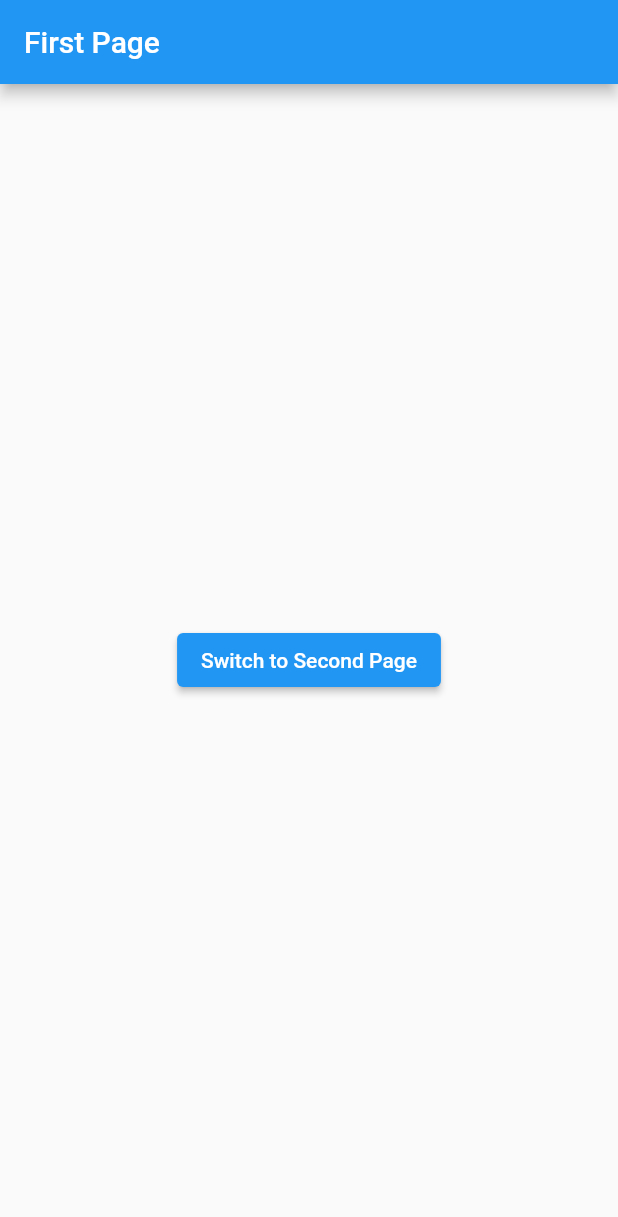
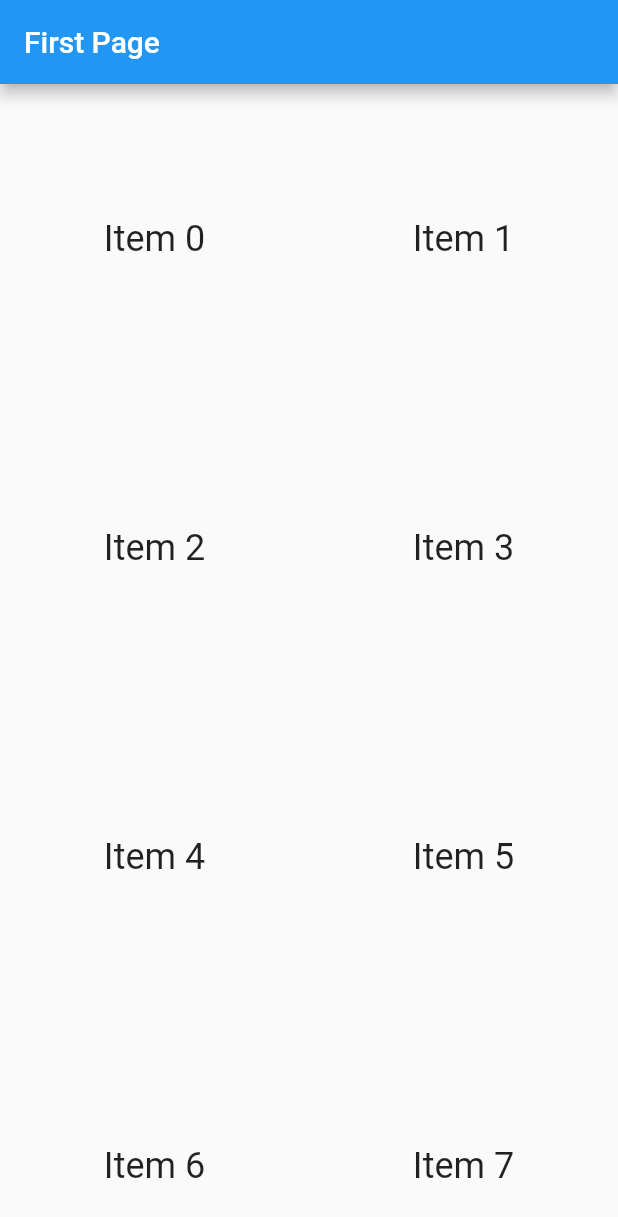
Before and after one commit to CKitisak/learn_flutter, a Flutter app: the screen it shows after launch, on a phone screen of 412 x 824 dp. Shown: the top 1217 px of the screen. Run offline on Flutter 3.47's test engine with Material 2 defaults, Android fonts, the phone set to English and light mode, and no system bars.

Commit message:
orientation

```diff
--- a/lib/main.dart
+++ b/lib/main.dart
@@ -1,6 +1,4 @@
 import 'package:flutter/material.dart';
-import 'pages/first-page.dart';
-import 'pages/second-page.dart';
 
 void main() {
   runApp(MyApp());
@@ -29,16 +27,36 @@ class MyApp extends StatelessWidget {
         visualDensity: VisualDensity.adaptivePlatformDensity,
       ),
       // When using initialRoute, don’t define a home property.
-      // home: FirstPage(),
-      // Start the app with the "/" named route. In this case, the app starts
-      // on the FirstScreen widget.
-      initialRoute: '/',
-      routes: <String, WidgetBuilder>{
-        // When navigating to the "/" route, build the FirstPage widget.
-        '/': (BuildContext context) => FirstPage(),
-        // When navigating to the "/second" route, build the SecondPage widget.
-        '/second': (BuildContext context) => SecondPage(),
-      },
+      home: HomePage(),
     );
   }
 }
+
+class HomePage extends StatelessWidget {
+  @override
+  Widget build(BuildContext context) {
+    return Scaffold(
+      appBar: AppBar(
+        title: Text('First Page'),
+      ),
+      body: OrientationBuilder(
+        builder: (context, orientation) {
+          return GridView.count(
+            // Create a grid with 2 columns in portrait mode,
+            // or 4 columns in landscape mode.
+            crossAxisCount: orientation == Orientation.portrait ? 2 : 4,
+            // Generate 100 widgets that display their index in the List.
+            children: List.generate(100, (index) {
+              return Center(
+                child: Text(
+                  'Item $index',
+                  style: Theme.of(context).textTheme.headline5,
+                ),
+              );
+            }),
+          );
+        },
+      ),
+    );
+  }
+}
--- a/lib/pages/first-page.dart
+++ /dev/null
@@ -1,29 +0,0 @@
-import 'package:flutter/material.dart';
-import 'second-page.dart';
-
-class FirstPage extends StatelessWidget {
-  @override
-  Widget build(BuildContext context) {
-    return Scaffold(
-      appBar: AppBar(
-        title: Text('First Page'),
-      ),
-      body: Center(
-        child: ElevatedButton(
-          child: Text('Switch to Second Page'),
-          onPressed: () {
-            // Navigate to the Second page
-            // adds a Route to the stack
-            // Navigator.push(
-            //   context,
-            //   MaterialPageRoute(builder: (context) => SecondPage()),
-            // );
-
-            // Navigate to the second screen using a named route.
-            Navigator.pushNamed(context, '/second');
-          },
-        ),
-      ),
-    );
-  }
-}
```
Also changed, not shown: lib/pages/second-page.dart (deleted, +0 -22 lines).
